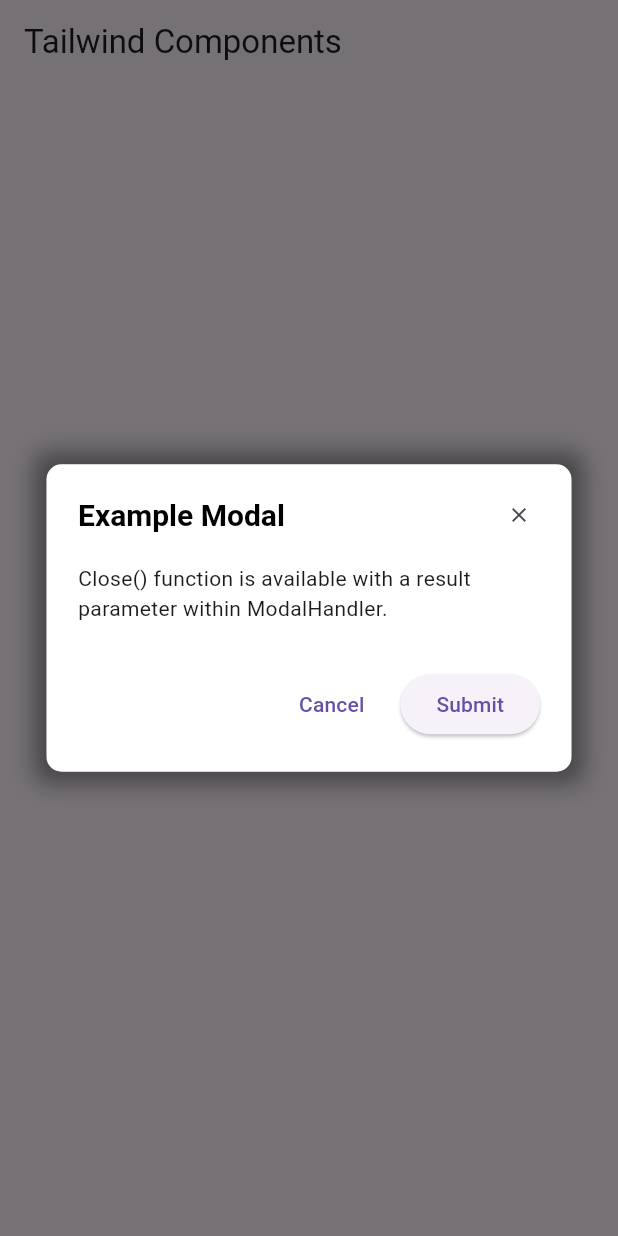
After one commit to RobinVDVelden/tailwind_components, a Flutter app: the screen it shows after launch, after a tap on "Show modal", on a phone screen of 412 x 824 dp. The commit adds this screen. Run offline on Flutter 3.47's test engine with Material 3 defaults, Android fonts, the phone set to English and light mode, and no system bars; our stand-ins replace heroicons.

Commit message:
Improved modals

```diff
--- /dev/null
+++ b/example/lib/components/example_modal.dart
@@ -0,0 +1,39 @@
+import 'package:flutter/material.dart';
+import "package:tailwind_components/tailwind_components.dart";
+
+class ExampleModal extends ModalHandler {
+  const ExampleModal({super.key});
+
+  @override
+  Widget build(BuildContext context) {
+    return TWModal(
+      maxWidth: 350,
+
+      title: const Text('Example Modal'),
+      actions: [
+        IconButton(
+          onPressed: close,
+          icon: Icon(Icons.close, size: 16),
+        ),
+      ],
+
+      body: Text('Close() function is available with a result parameter within ModalHandler.'),
+
+      footer: Row(
+        spacing: 12,
+        mainAxisAlignment: MainAxisAlignment.end,
+        children: [
+          TextButton(
+            child: const Text('Cancel'),
+            onPressed: () => close(),
+          ),
+
+          ElevatedButton(
+            child: const Text('Submit'),
+            onPressed: () => close(result: true),
+          ),
+        ],
+      ),
+    );
+  }
+}
--- a/example/lib/main.dart
+++ b/example/lib/main.dart
@@ -1,5 +1,6 @@
 import 'package:flutter/material.dart';
 import 'package:tailwind_components/tailwind_components.dart';
+import 'package:tailwind_components_example/components/example_modal.dart';
 
 void main() {
   runApp(const MyApp());
@@ -30,6 +31,22 @@ class BaseApp extends StatefulWidget {
 
 class _BaseAppState extends State<BaseApp> {
 
+  Future<void> showModal() async {
+    bool? result = await ExampleModal().show<bool>();
+
+    /// OR
+    /// bool result = await Modal.show<bool>(ExampleModal());
+  }
+
+  Future<void> showToast() async {
+    Toast.show('Success! ', type: ToastType.success);
+
+    /// OR
+    /// Toast.show('Info!', type: ToastType.info);
+    /// Toast.show('Warning!', type: ToastType.warning);
+    /// Toast.show('Error! ', type: ToastType.error);
+  }
+
   @override
   Widget build(BuildContext context) {
     return Scaffold(
@@ -41,8 +58,13 @@ class _BaseAppState extends State<BaseApp> {
           spacing: 12,
           children: [
             ElevatedButton(
+              onPressed: showModal,
+              child: Text('Show modal'),
+            ),
+
+            ElevatedButton(
+              onPressed: showToast,
               child: Text('Short toast'),
-              onPressed: () => Toast.show('Successfully! ', type: ToastType.info),
             ),
           ],
         ),
--- /dev/null
+++ b/lib/src/modal/modal_handler.dart
@@ -0,0 +1,14 @@
+import 'package:flutter/material.dart';
+import 'package:tailwind_components/src/modal/modal.dart';
+
+abstract class ModalHandler extends StatelessWidget {
+  const ModalHandler({super.key});
+
+  Future<T?> show<T>({bool barrierDismissible = true}) async {
+    return await Modal.show<T>(this);
+  }
+
+  void close({dynamic result}) {
+    Modal.close(this, result: result);
+  }
+}
--- /dev/null
+++ b/lib/src/modal/tw_modal.dart
@@ -0,0 +1,169 @@
+import 'package:flutter/material.dart';
+
+class TWModal extends StatelessWidget {
+  final double? maxWidth;
+  final double? maxHeight;
+  final double verticalInsetsPadding;
+
+  /// Header
+  final Widget? title;
+  final bool centerTitle;
+  final Widget? leading;
+  final List<Widget>? actions;
+
+  final Widget? body;
+  final Widget? expandedBody;
+
+  final Widget? footer;
+
+  const TWModal({
+    this.maxWidth,
+    this.verticalInsetsPadding = 25,
+    this.maxHeight,
+    this.body,
+    this.footer,
+    this.expandedBody,
+    this.title,
+    this.centerTitle = false,
+    this.leading,
+    this.actions,
+    super.key,
+  }) : assert(!(body != null && expandedBody != null),
+            'Only one of body or expandedBody can be provided');
+
+  Widget get _headerWidget {
+    return Container(
+      padding: EdgeInsets.only(
+        top: 5,
+        left: 20,
+        right: actions != null ? 10 : 20,
+      ),
+      constraints: const BoxConstraints(
+        minHeight: 60,
+      ),
+      child: Row(
+        spacing: 12,
+        children: [
+          if (leading != null) leading!,
+
+          if (title != null) Expanded(
+            child: Row(
+              mainAxisAlignment: centerTitle
+                  ? MainAxisAlignment.center
+                  : MainAxisAlignment.start,
+              children: [
+                DefaultTextStyle(
+                  style: const TextStyle(
+                    color: Colors.black,
+                    fontWeight: FontWeight.bold,
+                    fontSize: 20,
+                    overflow: TextOverflow.ellipsis,
+                  ),
+                  child: title!,
+                )
+              ],
+            ),
+          ),
+
+          if (actions != null) Row(
+            mainAxisAlignment: MainAxisAlignment.end,
+            mainAxisSize: MainAxisSize.min,
+            spacing: 4,
+            children: actions!,
+          ),
+        ],
+      ),
+    );
+  }
+
+  @override
+  Widget build(BuildContext context) {
+    final ValueNotifier<double> keyboardInset =
+        ValueNotifier(MediaQuery.of(context).viewInsets.bottom);
+
+    return SafeArea(
+      child: AnimatedBuilder(
+        animation: keyboardInset,
+        builder: (context, _) {
+          double verticalPadding = (verticalInsetsPadding) -
+              (keyboardInset.value / 10).clamp(0, verticalInsetsPadding);
+
+          verticalPadding += 20;
+
+          double topPadding = verticalPadding;
+          double bottomPadding = verticalPadding;
+
+          return Dialog(
+            insetPadding: EdgeInsets.only(
+              left: 24,
+              right: 24,
+              bottom: bottomPadding,
+              top: topPadding,
+            ),
+            backgroundColor: Colors.transparent,
+            child: Container(
+              constraints: (maxWidth != null || maxHeight != null)
+                  ? BoxConstraints(
+                      maxWidth: maxWidth ?? double.infinity,
+                      maxHeight: maxHeight ?? double.infinity,
+                    )
+                  : null,
+              decoration: BoxDecoration(
+                  color: Colors.white,
+                  border: Border.all(color: Colors.white.withValues(alpha: .1)),
+                  boxShadow: const [
+                    BoxShadow(
+                      color: Colors.black38,
+                      spreadRadius: 8,
+                      blurRadius: 12,
+                      offset: Offset(0, 0),
+                    ),
+                  ],
+                  borderRadius: const BorderRadius.all(Radius.circular(10))),
+              child: Column(
+                mainAxisSize: MainAxisSize.min,
+                crossAxisAlignment: CrossAxisAlignment.start,
+                children: [
+                  if (title != null || actions != null || leading != null) _headerWidget,
+
+                  if (body != null)
+                    Flexible(
+                      child: SingleChildScrollView(
+                        padding: const EdgeInsets.only(
+                          top: 5,
+                          bottom: 30,
+                          left: 20,
+                          right: 20,
+                        ),
+                        child: body,
+                      ),
+                    ),
+                  if (expandedBody != null)
+                    Expanded(
+                      child: Padding(
+                        padding: const EdgeInsets.symmetric(
+                          horizontal: 20,
+                          vertical: 5,
+                        ),
+                        child: expandedBody,
+                      ),
+                    ),
+
+                  if (footer != null)
+                    Padding(
+                      padding: const EdgeInsets.only(
+                        bottom: 20,
+                        left: 20,
+                        right: 20,
+                      ),
+                      child: footer!,
+                    ),
+                ],
+              ),
+            ),
+          );
+        },
+      ),
+    );
+  }
+}
--- a/lib/src/toast/animated_toast_chip.dart
+++ b/lib/src/toast/animated_toast_chip.dart
@@ -1,7 +1,7 @@
 import 'package:flutter/material.dart';
 import 'package:heroicons/heroicons.dart';
 import 'package:tailwind_components/src/tw_colors.dart';
-import 'toast_type.dart';
+import 'toast_type_enum.dart';
 
 
 /// AnimatedToastChip
--- a/lib/src/toast/toast.dart
+++ b/lib/src/toast/toast.dart
@@ -1,7 +1,7 @@
 import 'package:flutter/material.dart';
 import 'package:tailwind_components/src/toast/toast_chip.dart';
 import '../context_manager.dart';
-import 'toast_type.dart';
+import 'toast_type_enum.dart';
 
 /// Global toast instance for showing custom toast messages.
 ///
--- a/lib/src/toast/toast_chip.dart
+++ b/lib/src/toast/toast_chip.dart
@@ -1,7 +1,7 @@
 import 'package:flutter/material.dart';
 import 'package:heroicons/heroicons.dart';
 import 'package:tailwind_components/src/tw_colors.dart';
-import 'toast_type.dart';
+import 'toast_type_enum.dart';
 
 /// Custom toast widget with complex animations.
 class ToastChip extends StatefulWidget {
--- a/lib/tailwind_components.dart
+++ b/lib/tailwind_components.dart
@@ -16,17 +16,18 @@ library tailwind_components;
 export 'src/context_manager.dart';
 export 'src/wrapper.dart';
 export 'src/tw_colors.dart';
-export 'src/components/space_col.dart';
 export 'src/components/input_field.dart';
 export 'src/components/gradient_app_bar.dart';
 export 'src/components/gradient_button.dart';
 export 'src/components/rounded_button.dart';
 export 'src/components/task_card.dart';
 export 'src/validators.dart';
-export 'src/tw_wrapper.dart';
-export 'src/modal/modal.dart';
-export 'src/components/space_row.dart';
 export 'src/components/auto_grid.dart';
 export 'src/toast/toast.dart';
-export 'src/toast/toast_type.dart';
+export 'src/toast/toast_type_enum.dart';
 export 'src/toast/animated_toast_chip.dart';
+
+/// Modals
+export 'src/modal/modal.dart';
+export 'src/modal/modal_handler.dart';
+export 'src/modal/tw_modal.dart';
```
Also changed, not shown: lib/src/components/space_col.dart (deleted, +0 -29 lines), lib/src/components/space_row.dart (deleted, +0 -29 lines), lib/src/modal/modal.dart (+22 -58 lines), lib/src/tw_wrapper.dart (deleted, +0 -58 lines), pubspec.yaml (+1 -36 lines), example/pubspec.lock, lib/src/toast/toast_type_enum.dart (renamed from lib/src/toast/toast_type.dart).
